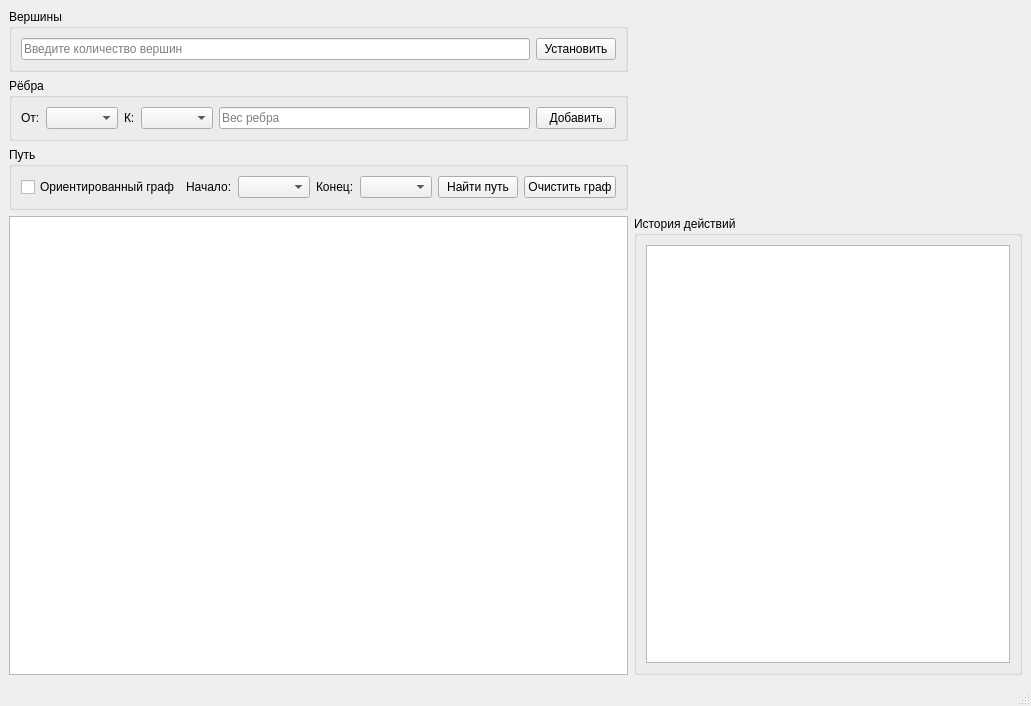
NotFuzy/qt-shortest-path, file mainwindow.ui: the form before one commit.
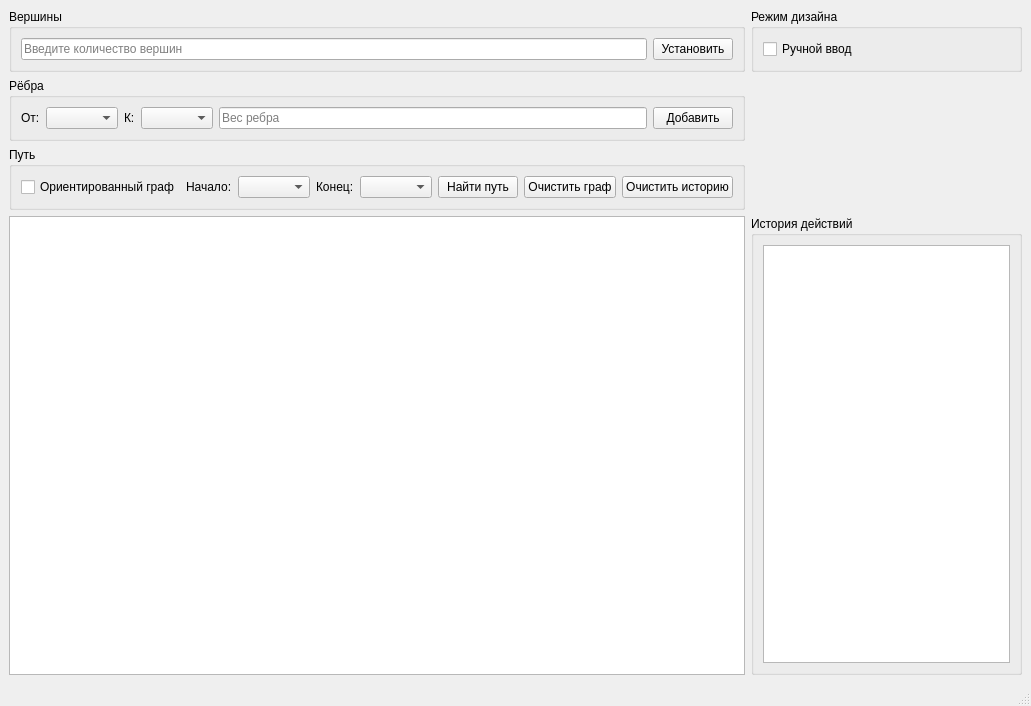
The form after the commit.

Commit message: Улучшен UI. Добавлен режим дизайна с добавлением вершин и ребер по клику.

The edit to the form file:
```diff
--- a/mainwindow.ui
+++ b/mainwindow.ui
@@ -165,6 +165,13 @@
          </property>
         </widget>
        </item>
+       <item>
+        <widget class="QPushButton" name="clearHistoryButton">
+         <property name="text">
+          <string>Очистить историю</string>
+         </property>
+        </widget>
+       </item>
       </layout>
      </widget>
     </item>
@@ -200,6 +207,22 @@
       </layout>
      </widget>
     </item>
+    <item row="0" column="3">
+     <widget class="QGroupBox" name="groupBox">
+      <property name="title">
+       <string>Режим дизайна</string>
+      </property>
+      <layout class="QHBoxLayout" name="horizontalLayout">
+       <item>
+        <widget class="QCheckBox" name="designMode">
+         <property name="text">
+          <string>Ручной ввод </string>
+         </property>
+        </widget>
+       </item>
+      </layout>
+     </widget>
+    </item>
    </layout>
   </widget>
   <widget class="QMenuBar" name="menubar">
```
The commit also changes 7 other files.
